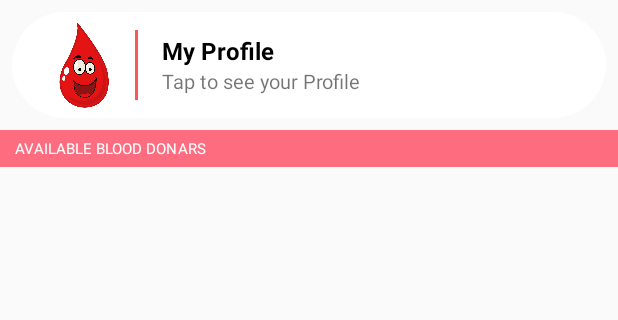
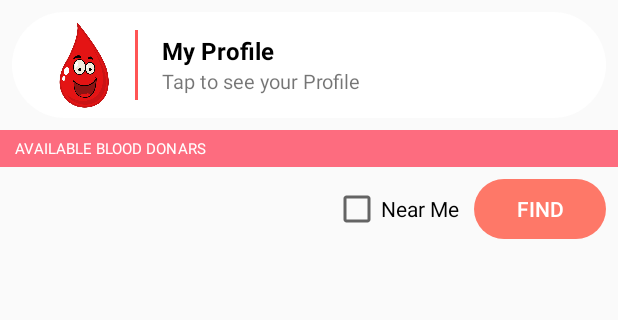
Before and after one commit to shubhamkhatri/Pikachu3.0, an Android app: the fragment DonarFragment shown on its own in the app's theme, on a phone screen of 412 x 824 dp, the part 84-404 px from its top. Run offline under Robolectric (Android 15) with nearby library versions, the phone set to English and light mode, and no system bars; our stand-ins replace Firebase (no records; nobody signed in at launch, a user with empty details on screens opened directly).

Commit message:
app completed set nearby donars

```diff
--- a/app/src/main/res/layout/donar_header.xml
+++ b/app/src/main/res/layout/donar_header.xml
@@ -73,4 +73,27 @@
         android:layout_marginBottom="8dp"
         android:textSize="@dimen/ultraSmallText" />
 
+    <LinearLayout
+        android:layout_width="match_parent"
+        android:layout_height="wrap_content"
+        android:orientation="horizontal"
+        android:gravity="end">
+    <CheckBox
+        android:id="@+id/donar_nearMe"
+        android:layout_width="wrap_content"
+        android:layout_height="wrap_content"
+        android:text="Near Me"
+        android:layout_marginRight="10dp"/>
+
+        <Button
+            android:id="@+id/donar_apply"
+            android:layout_width="wrap_content"
+            android:layout_height="40dp"
+            android:text="Find"
+            android:textSize="@dimen/button"
+            android:textColor="@android:color/white"
+            android:background="@drawable/roundedbutton"
+            android:layout_marginRight="8dp"/>
+
+    </LinearLayout>
 </LinearLayout>
```
Also changed, not shown: app/src/main/java/com/example/android/pikachu/DonarFragment.java (+142 -22 lines).
